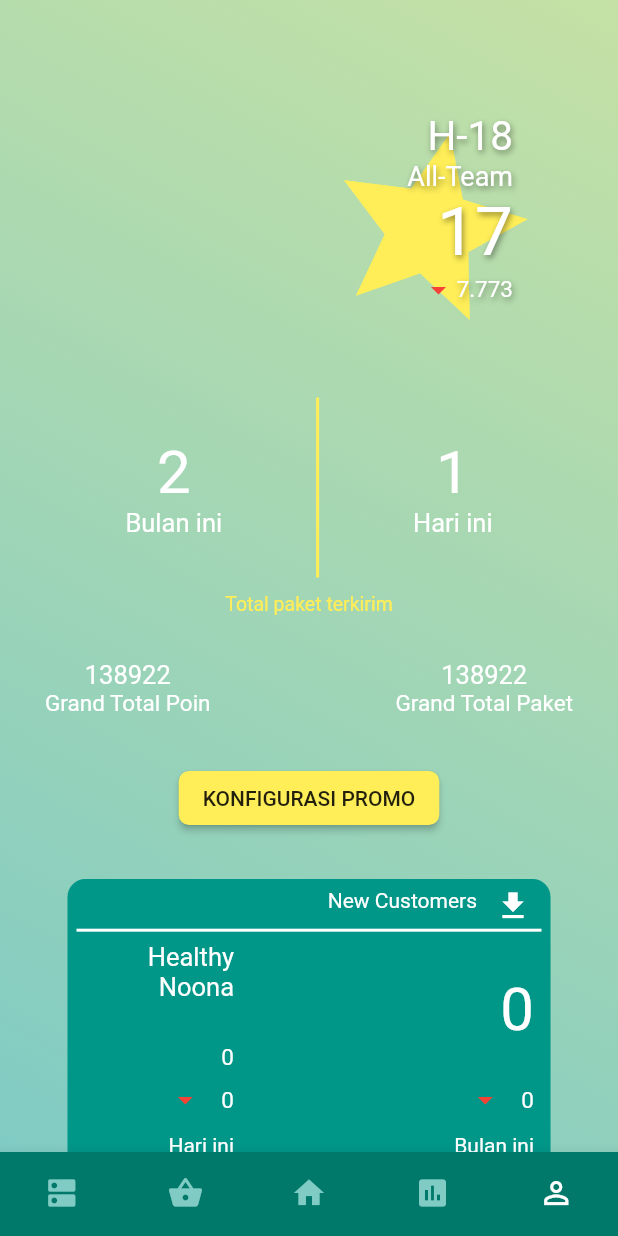
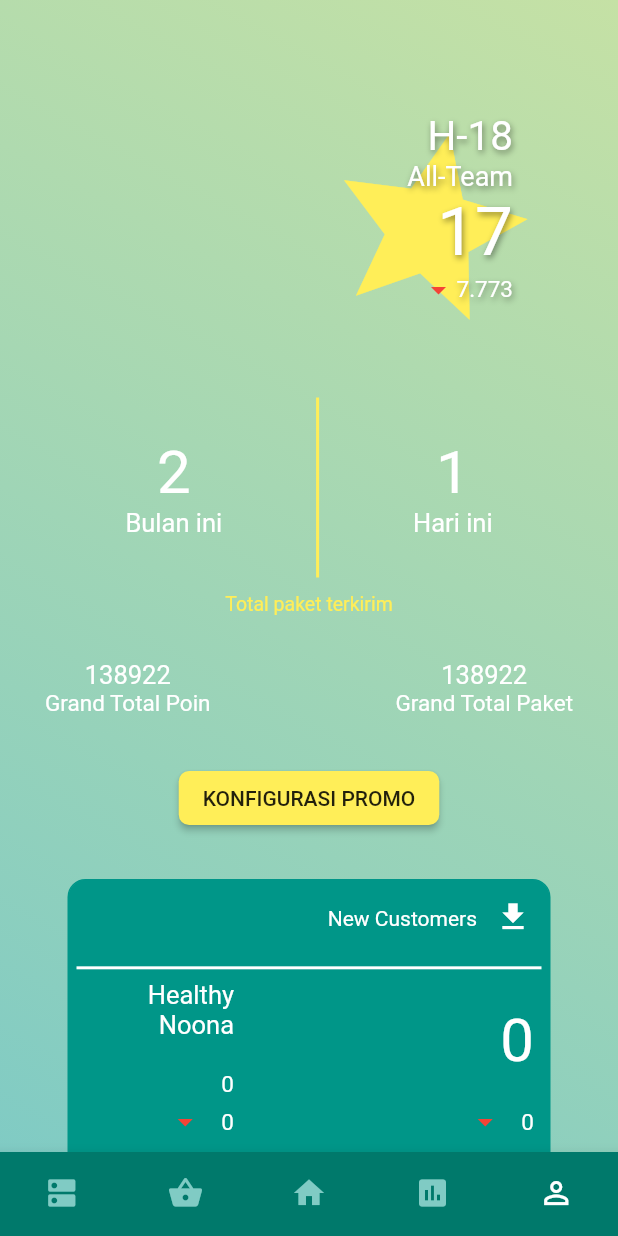
Before and after one commit to arifrachman1/syana, a Flutter app: the screen it shows after launch, item 5 of the bottom bar chosen, on a phone screen of 412 x 824 dp. Run offline on Flutter 3.47's test engine with Material 2 defaults, Android fonts, the phone set to English and light mode, and no system bars; our stand-ins replace fl_chart; missing offline and left inert: searchable_dropdown.

```diff
--- a/lib/SyanaHomeStarSeller.dart
+++ b/lib/SyanaHomeStarSeller.dart
@@ -267,21 +267,24 @@ class _SyanaHomeStarSellerState extends State<SyanaHomeStarSeller> {
         child: Column(
           children: <Widget>[
             Flexible(
-              flex: 1,
+              flex: 2,
               child: Container(
-                margin: EdgeInsets.only(top: 5, bottom: 3),
+                margin: EdgeInsets.only(top: 5, bottom: 2),
                 child: Row(
                   mainAxisAlignment: MainAxisAlignment.end,
                   crossAxisAlignment: CrossAxisAlignment.center,
                   children: <Widget>[
-                    Text(
-                      'New Customers',
-                      style: TextStyle(
-                        color: AppTheme.text_light,
+                    Padding(
+                      padding: const EdgeInsets.only(top: 2.0,),
+                      child: Text(
+                        'New Customers',
+                        style: TextStyle(
+                          color: AppTheme.text_light,
+                        ),
                       ),
                     ),
                     IconButton(
-                      padding: EdgeInsets.only(top: 0),
+                      padding: EdgeInsets.only(top: 0,),
                       icon: Icon(
                         Icons.file_download,
                         color: AppTheme.text_light,
@@ -293,7 +296,7 @@ class _SyanaHomeStarSellerState extends State<SyanaHomeStarSeller> {
               ),
             ),
             Container(
-              padding: EdgeInsets.only(left: 5, right: 5),
+              padding: EdgeInsets.only(left: 5, right: 5, top: 5.0),
               child: Divider(
                 thickness: 2,
                 color: AppTheme.white,
```
